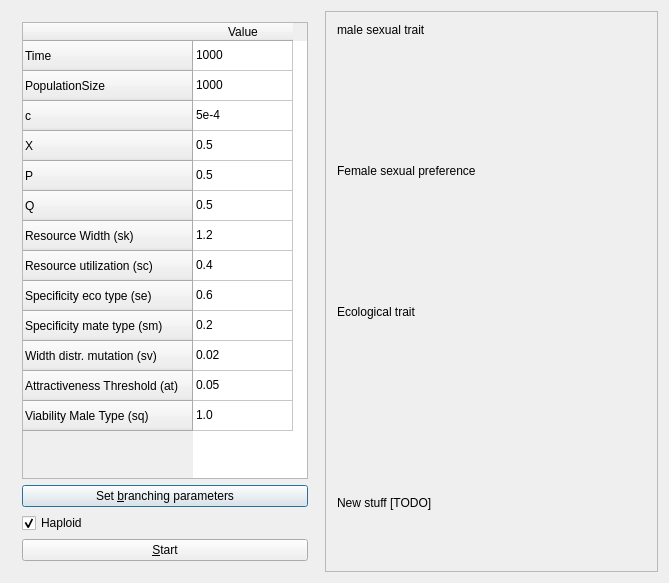
Qt form kewe_qtdialog.ui (richelbilderbeek/pbdmms) before a commit.
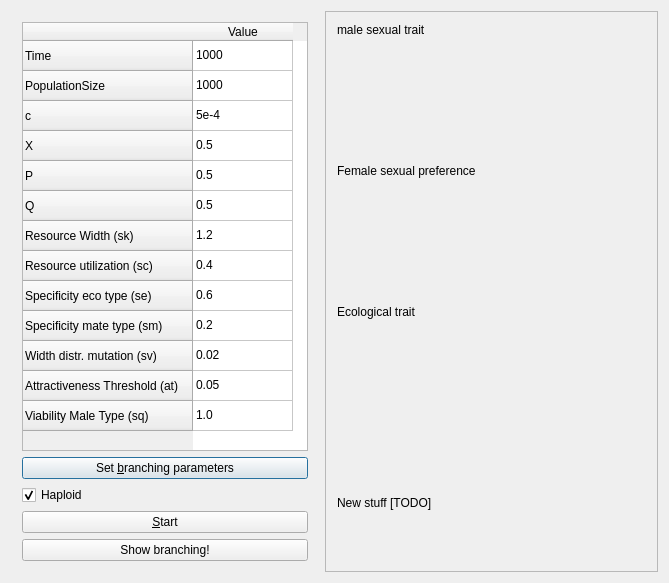
The same form after that commit. Custom widgets are drawn as their Qt base class.

Commit message: Try out new branching parameters, too bad

The edit to the form file:
```diff
--- a/kewe_qtdialog.ui
+++ b/kewe_qtdialog.ui
@@ -192,6 +192,13 @@
         </property>
        </widget>
       </item>
+      <item>
+       <widget class="QPushButton" name="show_branching">
+        <property name="text">
+         <string>Show branching!</string>
+        </property>
+       </widget>
+      </item>
      </layout>
     </widget>
    </item>
```
The commit also changes 4 other files.
